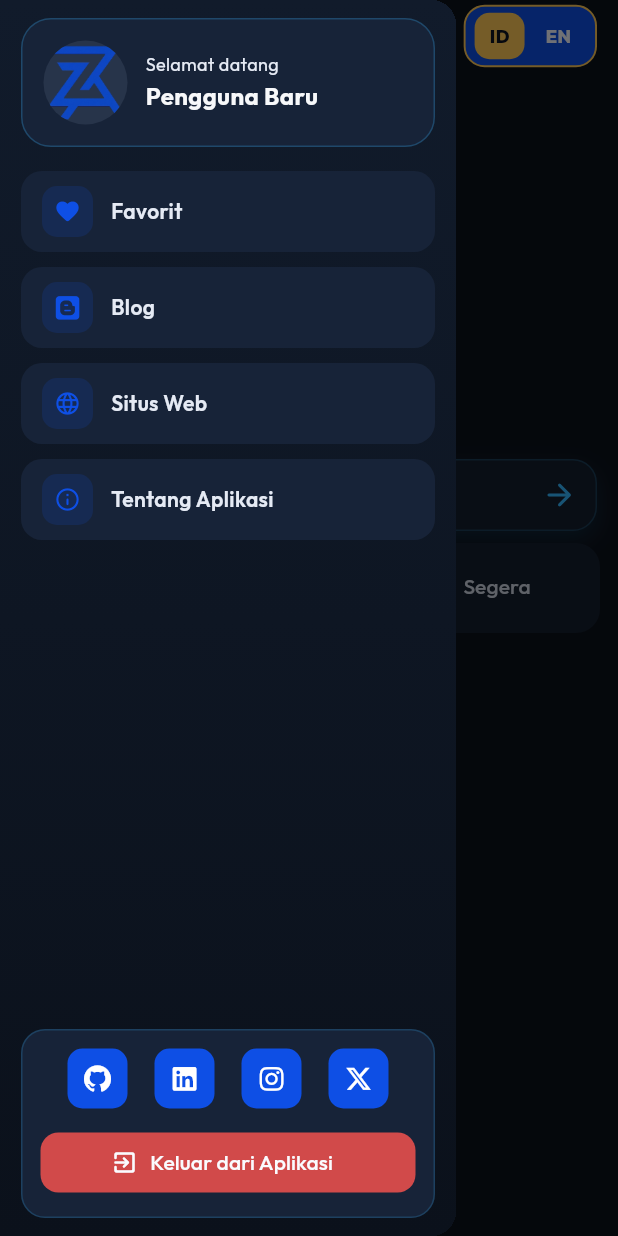
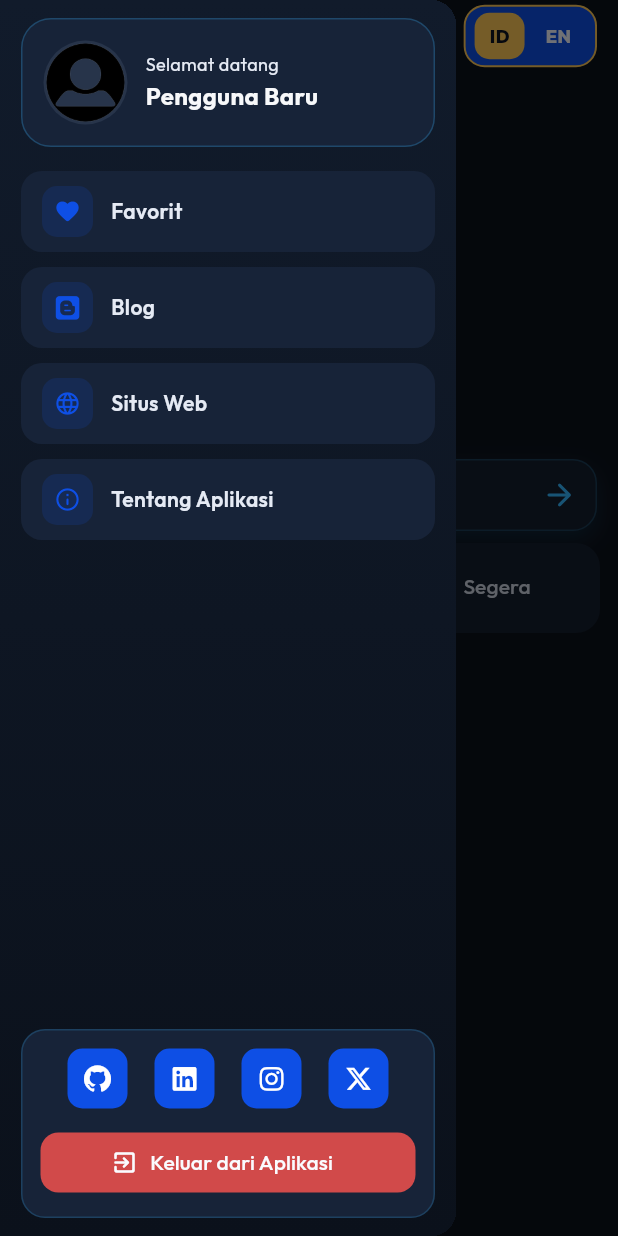
Before and after one commit to alvinzanuaputra/IMDB-Movie-Apps, a Flutter app: the screen it shows after launch, with the side drawer open, on a phone screen of 412 x 824 dp. Run offline on Flutter 3.47's test engine with Material 3 defaults, Android fonts, the phone set to English and light mode, and no system bars; our stand-ins replace animated_splash_screen, carousel_slider, fluttertoast, font_awesome_flutter, google_fonts, shared_preferences and 3 more; accounts and stored records are empty; network calls fail.

Commit message:
chore: add doc image & icon CusDrawer

```diff
--- a/lib/Widgets/CustomDrawer.dart
+++ b/lib/Widgets/CustomDrawer.dart
@@ -91,7 +91,7 @@ class _drawerfuncState extends State<drawerfunc> {
                             radius: profileRadius,
                             backgroundColor: const Color(0xFF27344A),
                             backgroundImage: _image == null
-                                ? const AssetImage('assets/icons/logo.png')
+                                ? const AssetImage('assets/icons/user.png')
                                     as ImageProvider
                                 : FileImage(_image!),
                           ),
```
Also changed, not shown: assets/docs/doc1.jpeg (added), assets/docs/doc2.jpeg (added), assets/docs/doc3.jpeg (added), assets/docs/doc4.jpeg (added), assets/docs/doc5.jpeg (added), 2 other files.
